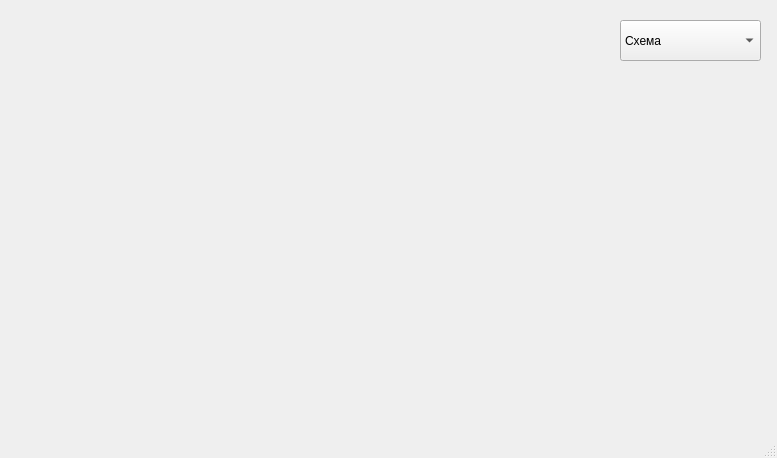
DmitriyKruchkov/BigWorkYandexAPI_V1, file interface.ui: the form before one commit.
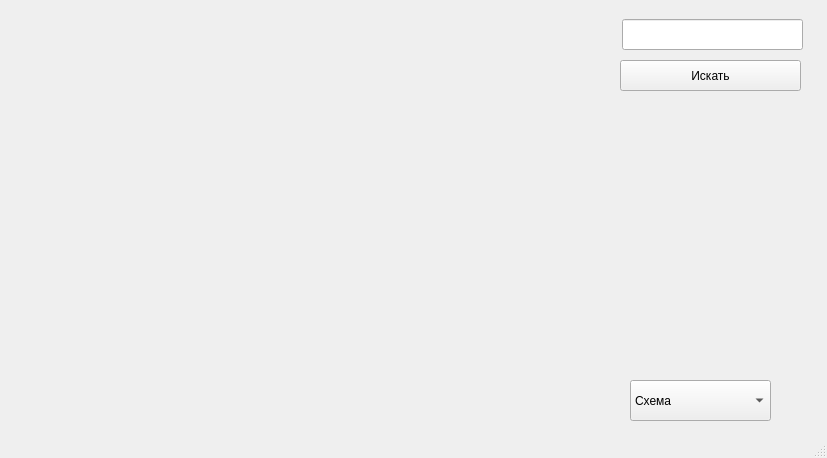
The form after the commit.

Commit message: Now u can search ur city

What changed in the file:
```diff
--- a/interface.ui
+++ b/interface.ui
@@ -6,7 +6,7 @@
    <rect>
     <x>0</x>
     <y>0</y>
-    <width>777</width>
+    <width>827</width>
     <height>458</height>
    </rect>
   </property>
@@ -30,8 +30,8 @@
    <widget class="QComboBox" name="map_type">
     <property name="geometry">
      <rect>
-      <x>620</x>
-      <y>20</y>
+      <x>630</x>
+      <y>380</y>
       <width>141</width>
       <height>41</height>
      </rect>
@@ -55,6 +55,38 @@
      </property>
     </item>
    </widget>
+   <widget class="QLineEdit" name="search_line">
+    <property name="geometry">
+     <rect>
+      <x>622</x>
+      <y>19</y>
+      <width>181</width>
+      <height>31</height>
+     </rect>
+    </property>
+    <property name="focusPolicy">
+     <enum>Qt::ClickFocus</enum>
+    </property>
+    <property name="acceptDrops">
+     <bool>true</bool>
+    </property>
+   </widget>
+   <widget class="QPushButton" name="search_button">
+    <property name="geometry">
+     <rect>
+      <x>620</x>
+      <y>60</y>
+      <width>181</width>
+      <height>31</height>
+     </rect>
+    </property>
+    <property name="focusPolicy">
+     <enum>Qt::NoFocus</enum>
+    </property>
+    <property name="text">
+     <string>Искать</string>
+    </property>
+   </widget>
   </widget>
   <widget class="QStatusBar" name="statusbar"/>
  </widget>
```
Left out of the diff: 3 changed lines with no effect on the pictures. The commit also changes 1 other file.
